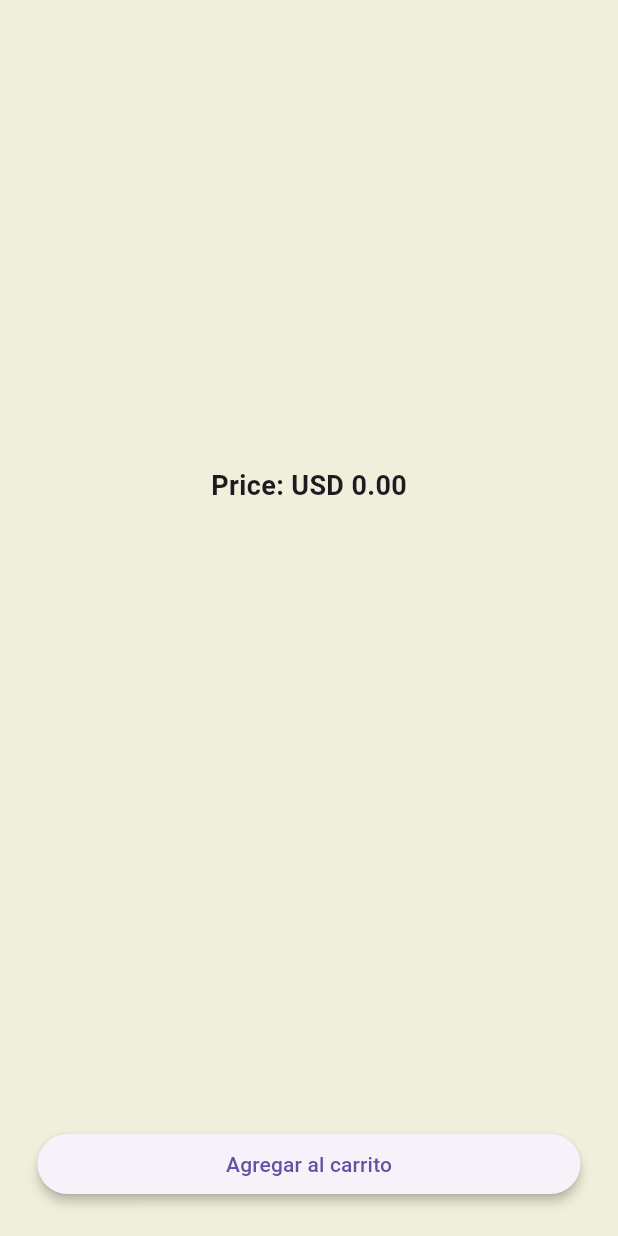
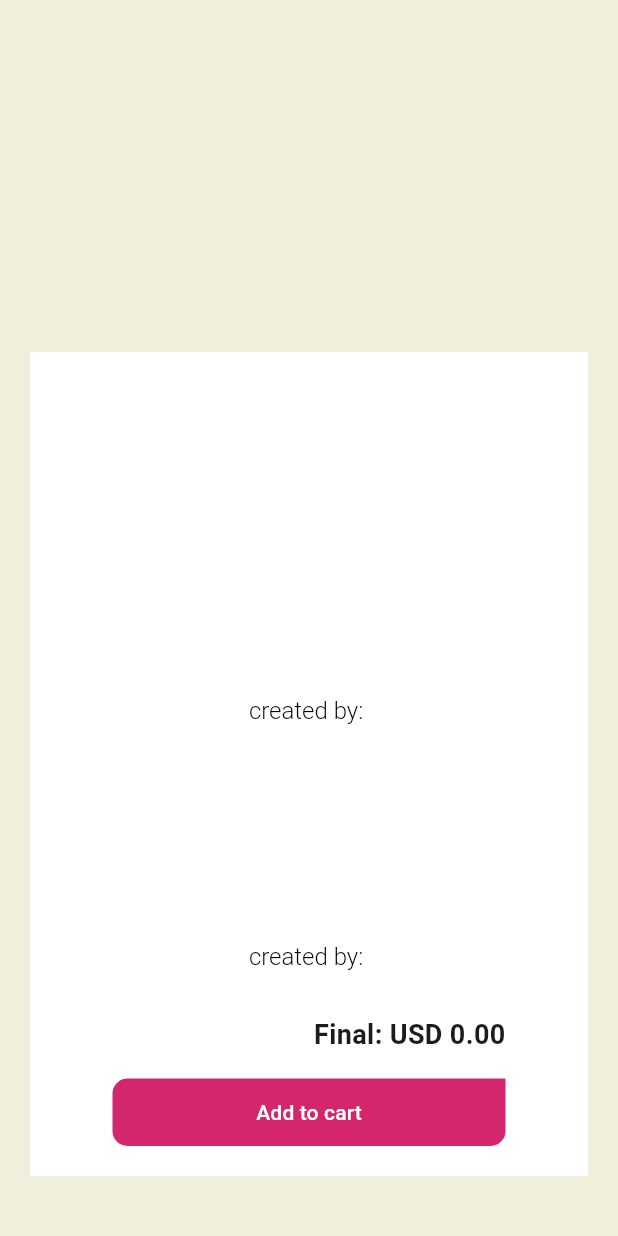
Before and after one commit to ciarte/banana, a Flutter app: the DetailProduct widget shown alone on an empty page, opened directly with empty values, on a phone screen of 412 x 824 dp. Run offline on Flutter 3.47's test engine with Material 3 defaults, Android fonts, the light colour scheme and no system bars; our stand-ins replace dio; accounts and stored records are empty; network calls fail.

Commit message:
detail view

```diff
--- /dev/null
+++ b/lib/core/widgets/textCreatedBy.dart
@@ -0,0 +1,40 @@
+import 'package:flutter/gestures.dart';
+import 'package:flutter/material.dart';
+
+class TextCreatedBy extends StatelessWidget {
+  const TextCreatedBy({
+    super.key,
+    required this.product,
+  });
+
+  final String product;
+
+  @override
+  Widget build(BuildContext context) {
+    return RichText(
+      text: TextSpan(
+        style: const TextStyle(
+          color: Colors.black87,
+          fontSize: 16.0,
+        ),
+        children: [
+          const TextSpan(
+            text: 'created by: ',
+            style: TextStyle(
+              color: Colors.black,
+              fontWeight: FontWeight.w300,
+            ),
+          ),
+          TextSpan(
+            recognizer: TapGestureRecognizer()..onTap = () {},
+            text: product,
+            style: const TextStyle(
+              color: Colors.black87,
+              fontWeight: FontWeight.bold,
+            ),
+          ),
+        ],
+      ),
+    );
+  }
+}
--- a/lib/features/auth_user/presentation/provider/form_provider.dart
+++ b/lib/features/auth_user/presentation/provider/form_provider.dart
@@ -45,8 +45,8 @@ class FormProvider with ChangeNotifier {
       notifyListeners();
 
       try {
-        User credentialsValid = await loginUseCase.login(_username, _password);
-        print(credentialsValid);
+        await loginUseCase.login(_username, _password);
+
         _isLoading = false;
         if (context.mounted) {
           Navigator.pushReplacementNamed(context, '/products');
--- a/lib/features/products/domain/entities/product.dart
+++ b/lib/features/products/domain/entities/product.dart
@@ -18,7 +18,6 @@ class Product {
   final Dimensions dimensions;
   final String warrantyInformation;
   final String shippingInformation;
-
   final List<String> images;
   final String thumbnail;
 
--- a/lib/features/products/presentation/provider/product_provider.dart
+++ b/lib/features/products/presentation/provider/product_provider.dart
@@ -48,18 +48,20 @@ class ProductProvider with ChangeNotifier {
 
   Future<void> refresh() async {
     if (isFetching) return;
+    _isFetching = true;
+    notifyListeners();
     try {
       List<Product> moreProducts =
           await productService.fetchProductList(skip: skip);
+      skip += limit;
       if (products.isNotEmpty) {
         _products.addAll(moreProducts);
       }
     } catch (e) {
       print('Error: $e');
     }
-    skip += limit;
     _isFetching = false;
-    print(_isFetching);
+
     notifyListeners();
   }
 
--- a/lib/features/products/presentation/screen/product_detail_page.dart
+++ b/lib/features/products/presentation/screen/product_detail_page.dart
@@ -36,7 +36,6 @@ class _ProductDetailPageState extends State<ProductDetailPage> {
         Product product = productProvider.product!;
         return Scaffold(
           appBar: AppBar(
-            title: Text(product.title),
             leading: IconButton(
               icon: const Icon(Icons.arrow_back),
               onPressed: () {
--- a/lib/features/products/presentation/widgets/detail_product.dart
+++ b/lib/features/products/presentation/widgets/detail_product.dart
@@ -1,4 +1,8 @@
+import 'package:banana/core/theme/app_pallete.dart';
+import 'package:banana/core/widgets/custom_filled_button.dart';
+import 'package:banana/core/widgets/textCreatedBy.dart';
 import 'package:banana/features/products/domain/entities/product.dart';
+import 'package:banana/features/products/presentation/viewmodel/product_viewmodel.dart';
 import 'package:flutter/material.dart';
 
 class DetailProduct extends StatelessWidget {
@@ -11,69 +15,118 @@ class DetailProduct extends StatelessWidget {
 
   @override
   Widget build(BuildContext context) {
-    return Column(
-      children: [
-        SizedBox(
-          height: 200,
+    return Stack(children: [
+      Padding(
+          padding:
+              const EdgeInsets.only(top: 0, left: 20, right: 20, bottom: 40),
+          child: SizedBox(
+              height: double.infinity,
+              child: Column(
+                  crossAxisAlignment: CrossAxisAlignment.end,
+                  mainAxisAlignment: MainAxisAlignment.end,
+                  children: [
+                    const Expanded(child: SizedBox()),
+                    Container(
+                      width: double.infinity,
+                      color: Colors.white,
+                      padding: const EdgeInsets.only(
+                          left: 25, right: 25, bottom: 10),
+                      height: MediaQuery.of(context).size.height / 1.5,
+                      child: Column(
+                          mainAxisAlignment: MainAxisAlignment.end,
+                          crossAxisAlignment: CrossAxisAlignment.center,
+                          children: [
+                            Padding(
+                              padding: const EdgeInsets.only(top: 50),
+                              child: Column(
+                                children: [
+                                  Text(product.title,
+                                      style: const TextStyle(
+                                          fontWeight: FontWeight.w700,
+                                          fontSize: 22,
+                                          overflow: TextOverflow.ellipsis)),
+                                  SizedBox(
+                                    height: 30,
+                                  ),
+                                  TextCreatedBy(product: product.brand),
+                                  SizedBox(
+                                    height: 30,
+                                  ),
+                                  Padding(
+                                    padding: const EdgeInsets.only(bottom: 5),
+                                    child: Container(
+                                      height: 120,
+                                      constraints: const BoxConstraints(
+                                        maxHeight: 80,
+                                      ),
+                                      child: Text(
+                                        product.description,
+                                        maxLines: 4,
+                                        overflow: TextOverflow.ellipsis,
+                                      ),
+                                    ),
+                                  ),
+                                  SizedBox(
+                                    height: 30,
+                                  ),
+                                  TextCreatedBy(product: product.brand),
+                                  SizedBox(
+                                    height: 30,
+                                  ),
+                                  Align(
+                                    alignment: Alignment.bottomRight,
+                                    child: Padding(
+                                      padding:
+                                          const EdgeInsets.only(right: 30.0),
+                                      child: Text(
+                                        'Final: USD ${ProductViewmodel.applyDiscount(product.price, product.discountPercentage)}',
+                                        style: const TextStyle(
+                                            fontSize: 18,
+                                            fontWeight: FontWeight.bold),
+                                      ),
+                                    ),
+                                  ),
+                                  Container(
+                                      margin: const EdgeInsets.only(
+                                          top: 16, bottom: 10),
+                                      width: double.infinity,
+                                      height: 45,
+                                      padding: const EdgeInsets.symmetric(
+                                          horizontal: 30),
+                                      child: CustomFilledButton(
+                                        text: 'Add to cart',
+                                        buttonColor:
+                                            AppPallete.focusBorderColor,
+                                        onPressed: () {},
+                                      )),
+                                ],
+                              ),
+                            ),
+                          ]),
+                    ),
+                  ]))),
+      Positioned(
+        child: SizedBox(
+          width: MediaQuery.of(context).size.width,
+          height: 300,
           child: ListView.builder(
             scrollDirection: Axis.horizontal,
             itemCount: product.images.length,
             itemBuilder: (context, index) {
               String photoUrl = product.images[index];
-              return Container(
-                margin: const EdgeInsets.symmetric(
-                  horizontal: 8,
-                ),
-                child: FadeInImage.assetNetwork(
-                  placeholder: 'assets/loading.gif',
-                  fadeInDuration: const Duration(milliseconds: 2700),
-                  image: photoUrl,
-                  fit: BoxFit.cover,
-                ),
+              return FadeInImage.assetNetwork(
+                placeholder: 'assets/images/banana_back.jpg',
+                fadeInDuration: const Duration(milliseconds: 2000),
+                image: photoUrl,
+                fit: BoxFit.cover,
+                imageErrorBuilder: (context, error, stackTrace) {
+                  return const Icon(Icons.error, size: 50);
+                },
               );
             },
           ),
         ),
-        const SizedBox(height: 16),
-        Column(
-          mainAxisAlignment: MainAxisAlignment.center,
-          crossAxisAlignment: CrossAxisAlignment.start,
-          children: [
-            Padding(
-              padding: const EdgeInsets.symmetric(horizontal: 25, vertical: 24),
-              child: Text(
-                product.description,
-                style: const TextStyle(fontSize: 16),
-              ),
-            ),
-            Padding(
-              padding: const EdgeInsets.symmetric(horizontal: 25, vertical: 24),
-              child: Text(
-                'Price: USD ${product.price.toStringAsFixed(2)}',
-                style:
-                    const TextStyle(fontSize: 18, fontWeight: FontWeight.bold),
-              ),
-            ),
-          ],
-        ),
-        Expanded(child: Container()),
-        Container(
-          margin: const EdgeInsets.only(top: 16, bottom: 24),
-          width: double.infinity,
-          padding: const EdgeInsets.symmetric(horizontal: 25),
-          child: ElevatedButtonTheme(
-            data: ElevatedButtonThemeData(
-              style: ElevatedButton.styleFrom(
-                elevation: 3,
-              ),
-            ),
-            child: ElevatedButton(
-              onPressed: () {},
-              child: const Text('Agregar al carrito'),
-            ),
-          ),
-        )
-      ],
-    );
+      ),
+    ]);
   }
 }
```
Also changed, not shown: lib/features/products/presentation/screen/product_page.dart (+0 -7 lines), lib/features/products/presentation/widgets/final_price.dart (added, +48 -0 lines), lib/features/products/presentation/widgets/product_card.dart (+13 -35 lines), assets/images/banana_back.jpg (added).
